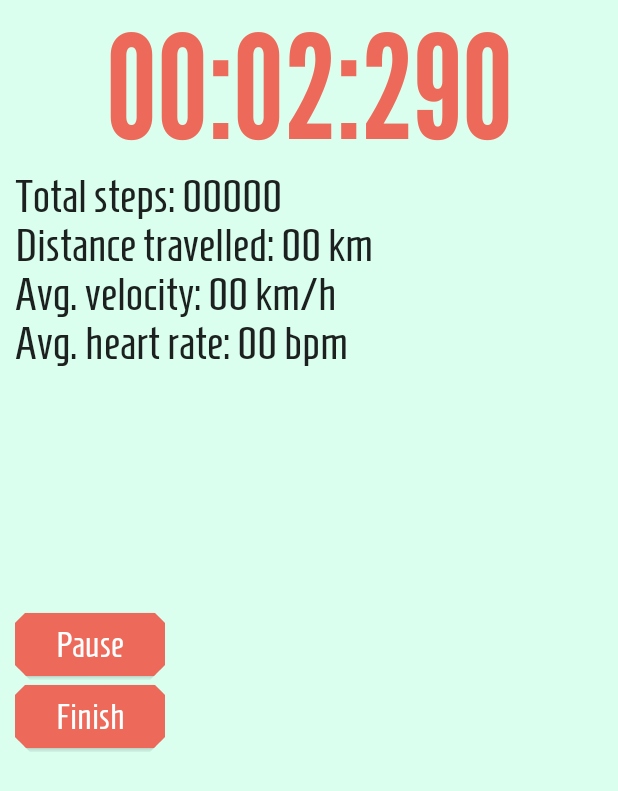
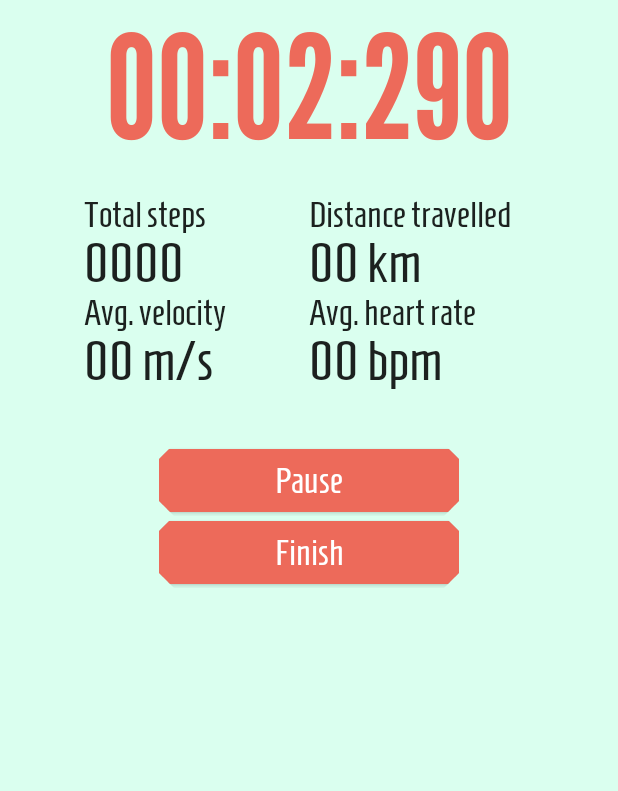
Before and after one commit to JulianCCY/RUNderful, an Android app built with Jetpack Compose: the RunningScreen screen opened through its navigation route, on a phone screen of 412 x 824 dp. Shown: the top 791 px of the screen. Run offline under Robolectric (Android 15) with nearby library versions, the phone set to English and light mode, and no system bars; our stand-ins replace Dagger/Hilt's generated code, accompanist, livedata-compose; 1 statement that could not run was skipped.

```diff
--- a/app/build.gradle
+++ b/app/build.gradle
@@ -101,4 +101,7 @@ dependencies {
     implementation "androidx.lifecycle:lifecycle-viewmodel-compose:2.5.1"
     // LiveData
     implementation "androidx.lifecycle:lifecycle-livedata-ktx:2.5.1"
+    // Google Map
+    implementation 'com.google.maps.android:maps-compose:2.7.2'
+    implementation 'com.google.android.gms:play-services-maps:18.0.2'
 }
--- a/app/src/main/java/com/example/running_app/views/RunningScreen.kt
+++ b/app/src/main/java/com/example/running_app/views/RunningScreen.kt
@@ -18,6 +18,12 @@ import androidx.lifecycle.viewmodel.compose.viewModel
 import com.example.running_app.R
 import com.example.running_app.ui.theme.Orange1
 import com.example.running_app.viewModels.RunningViewModel
+import com.google.android.gms.maps.model.CameraPosition
+import com.google.android.gms.maps.model.LatLng
+import com.google.maps.android.compose.GoogleMap
+import com.google.maps.android.compose.Marker
+import com.google.maps.android.compose.MarkerState
+import com.google.maps.android.compose.rememberCameraPositionState
 
 @Composable
 fun RunningScreen() {
@@ -27,8 +33,9 @@ fun RunningScreen() {
     ) {
         CounterDisplay()
         StatsDisplay()
-        Spacer(modifier = Modifier.height(150.dp))
+        Spacer(modifier = Modifier.height(10.dp))
         Buttons()
+//        MapView()
     }
 }
 
@@ -52,27 +59,70 @@ fun CounterDisplay(runningViewModel: RunningViewModel = viewModel()) {
 @Composable
 fun StatsDisplay(runningViewModel: RunningViewModel = viewModel()) {
     Column(
-        horizontalAlignment = Alignment.Start,
+        horizontalAlignment = Alignment.CenterHorizontally,
         verticalArrangement = Arrangement.Center,
         modifier = Modifier
-            .padding(horizontal = 10.dp)
+            .padding(15.dp)
+            .fillMaxWidth()
+    ) {
+        Row(
+
+        ) {
+            Column(
+                modifier = Modifier
+                    .width(150.dp)
             ) {
                 Text(
-            text = "Total steps: 00000",
+                    text = "Total steps",
                     style = MaterialTheme.typography.body1
                 )
                 Text(
-            text = "Distance travelled: 00 km",
+                    text = "0000",
+                    style = MaterialTheme.typography.subtitle2
+                )
+            }
+            Column(
+                modifier = Modifier
+                    .width(150.dp)
+            ) {
+                Text(
+                    text = "Distance travelled",
                     style = MaterialTheme.typography.body1
                 )
                 Text(
-            text = "Avg. velocity: 00 km/h",
+                    text = "00 km",
+                    style = MaterialTheme.typography.subtitle2
+                )
+            }
+        }
+        Row() {
+            Column(
+                modifier = Modifier
+                    .width(150.dp)
+            ) {
+                Text(
+                    text = "Avg. velocity",
                     style = MaterialTheme.typography.body1
                 )
                 Text(
-            text = "Avg. heart rate: 00 bpm",
+                    text = "00 m/s",
+                    style = MaterialTheme.typography.subtitle2
+                )
+            }
+            Column(
+                modifier = Modifier
+                    .width(150.dp)
+            ) {
+                Text(
+                    text = "Avg. heart rate",
                     style = MaterialTheme.typography.body1
                 )
+                Text(
+                    text = "00 bpm",
+                    style = MaterialTheme.typography.subtitle2
+                )
+            }
+        }
     }
 }
 
@@ -81,8 +131,10 @@ fun Buttons(runningViewModel: RunningViewModel = viewModel()) {
     var pauseResume by remember { mutableStateOf("pause") }
     runningViewModel.startCountTime()
     Column(
+        horizontalAlignment = Alignment.CenterHorizontally,
         modifier = Modifier
             .padding(10.dp)
+            .fillMaxWidth()
     ) {
         Button(
             onClick = {
@@ -96,17 +148,17 @@ fun Buttons(runningViewModel: RunningViewModel = viewModel()) {
             },
             modifier = Modifier
                 .clip(CutCornerShape(10.dp))
-                .width(100.dp)
+                .width(200.dp)
         ) {
             if (pauseResume == "pause") {
                 Text(
                     text = "Pause",
-                    style = MaterialTheme.typography.body2
+                    style = MaterialTheme.typography.body1,
                 )
             } else if (pauseResume == "resume") {
                 Text(
                     text = "Resume",
-                    style = MaterialTheme.typography.body2
+                    style = MaterialTheme.typography.body1,
                 )
             }
         }
@@ -116,12 +168,31 @@ fun Buttons(runningViewModel: RunningViewModel = viewModel()) {
             },
             modifier = Modifier
                 .clip(CutCornerShape(10.dp))
-                .width(100.dp)
+                .width(200.dp)
         ) {
             Text(
                 text = "Finish",
-                style = MaterialTheme.typography.body2
+                style = MaterialTheme.typography.body1
             )
         }
     }
 }
+
+@Composable
+fun MapView() {
+    val helsinki = LatLng(60.19, 24.94)
+    val cameraPositionState = rememberCameraPositionState {
+        position = CameraPosition.fromLatLngZoom(helsinki, 10f)
+    }
+    GoogleMap(
+        modifier = Modifier
+            .fillMaxWidth(),
+        cameraPositionState = cameraPositionState
+    ) {
+        Marker(
+            state = MarkerState(position = helsinki),
+            title = "Helsinki",
+            snippet = "Marker in Helsinki",
+        )
+    }
+}
```
Also changed, not shown: app/src/main/java/com/example/running_app/ui/theme/Type.kt (+4 -4 lines), app/src/main/java/com/example/running_app/views/MainScreen.kt (+5 -5 lines), app/src/main/java/com/example/running_app/views/WeatherScreen.kt (+6 -6 lines). Lines whose indentation alone changed are shown as unchanged.
